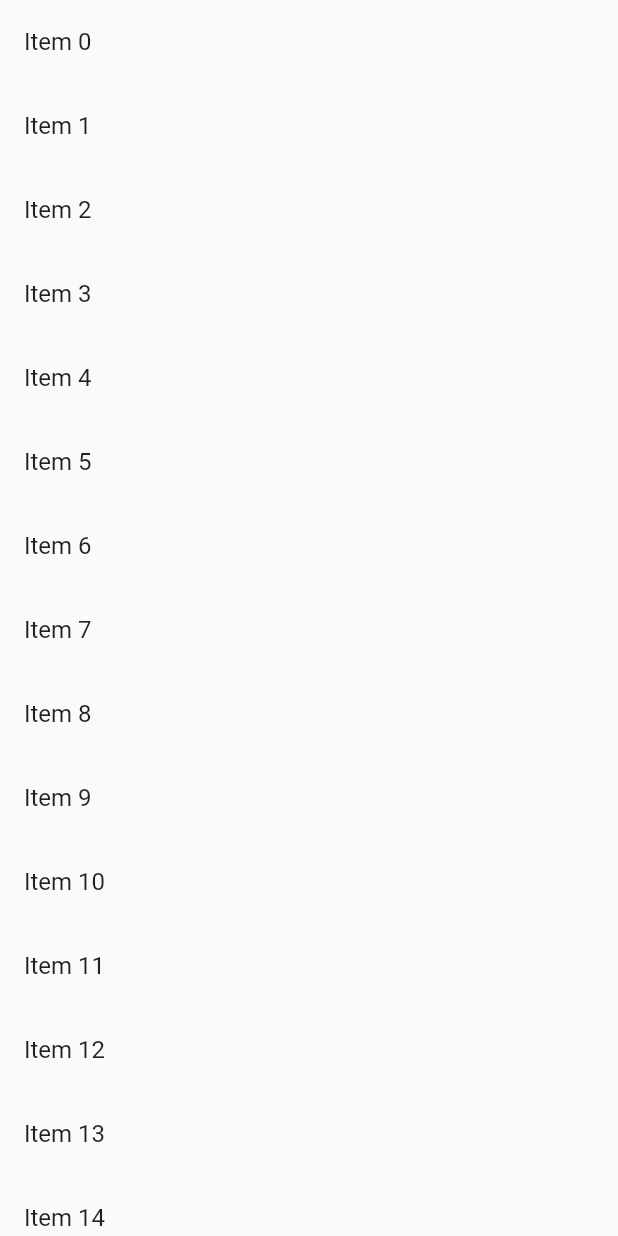
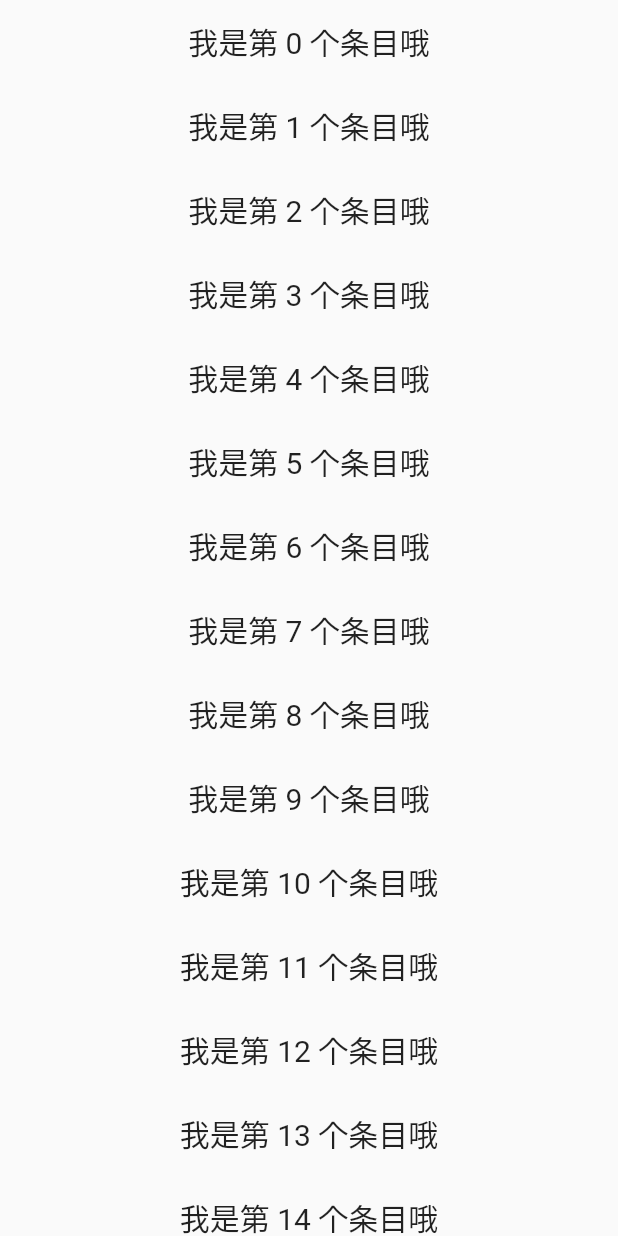
Before and after one commit to wangjing71/flutter_app, a Flutter app: the screen it shows after launch, on a phone screen of 412 x 824 dp. Run offline on Flutter 3.47's test engine with Material 2 defaults, Android fonts, the phone set to English and light mode, and no system bars.

Commit message:
ListView

```diff
--- a/lib/main.dart
+++ b/lib/main.dart
@@ -1,12 +1,14 @@
 import 'package:flutter/material.dart';
 void main () => runApp(MyApp(
-    items: new List<String>.generate(1000, (i)=> "Item $i")
+    items: new List<String>.generate(31, (i)=> "我是第 $i 个条目哦")
 ));
 
 class MyApp extends StatelessWidget{
 
   final List<String> items;
+
   MyApp({Key key, @required this.items}):super(key:key);
+
   @override
   Widget build(BuildContext context ){
     return MaterialApp(
@@ -16,7 +18,10 @@ class MyApp extends StatelessWidget{
               itemCount:items.length,
               itemBuilder:(context,index){
                 return new ListTile(
-                  title:new Text('${items[index]}'),
+                  title:Container(
+                    child:new Text('${items[index]}',style: TextStyle(fontSize: 20.0),),
+                    alignment: Alignment.center,
+                  )
                 );
               }
           )
```
